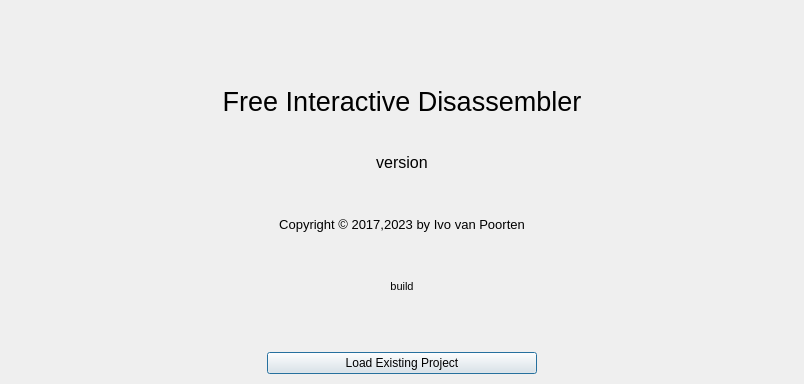
Qt form src/startdialog.ui (ivop/frida) before a commit; both pictures show x 0 to 804 and y 0 to 384 of the 804 by 549 pixel window.
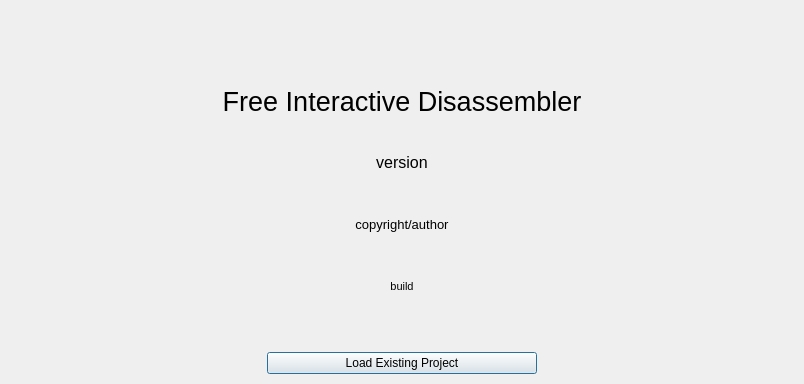
The same form after that commit. Icons and pictures are not drawn.

Commit message: more information in title screen (arch, platform, compiler)

```diff
--- a/src/startdialog.ui
+++ b/src/startdialog.ui
@@ -75,7 +75,7 @@
       </font>
      </property>
      <property name="text">
-      <string>Copyright © 2017,2023 by Ivo van Poorten</string>
+      <string>copyright/author</string>
      </property>
      <property name="alignment">
       <set>Qt::AlignCenter</set>
```
The commit also changes 5 other files.
